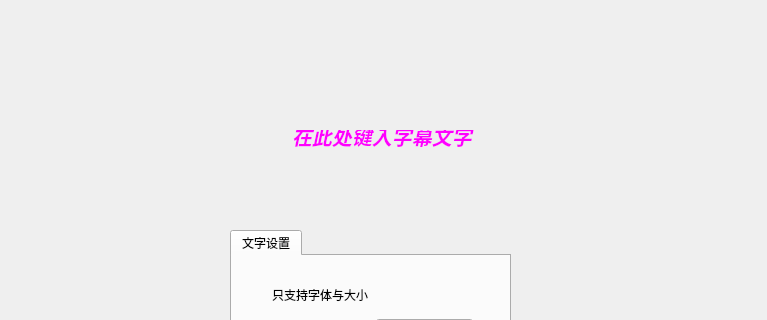
Old version of the form ui/style_window.ui in the repository shaotao-art/pr_zimu; both pictures show x 0 to 767 and y 190 to 510 of the 767 by 631 pixel window.
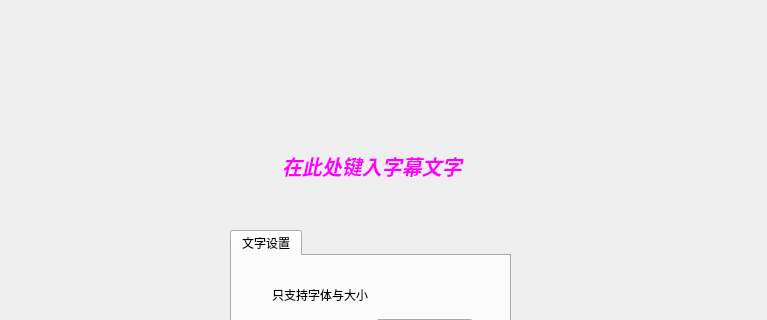
New version of the form.

```diff
--- a/ui/style_window.ui
+++ b/ui/style_window.ui
@@ -117,12 +117,18 @@
    <widget class="QLineEdit" name="preview_text">
     <property name="geometry">
      <rect>
-      <x>50</x>
-      <y>320</y>
+      <x>40</x>
+      <y>340</y>
       <width>671</width>
-      <height>21</height>
+      <height>41</height>
      </rect>
     </property>
+    <property name="sizePolicy">
+     <sizepolicy hsizetype="Expanding" vsizetype="Expanding">
+      <horstretch>0</horstretch>
+      <verstretch>0</verstretch>
+     </sizepolicy>
+    </property>
     <property name="font">
      <font>
       <pointsize>-1</pointsize>
```
Left out of the diff: 2 changed lines with no effect on the pictures.
